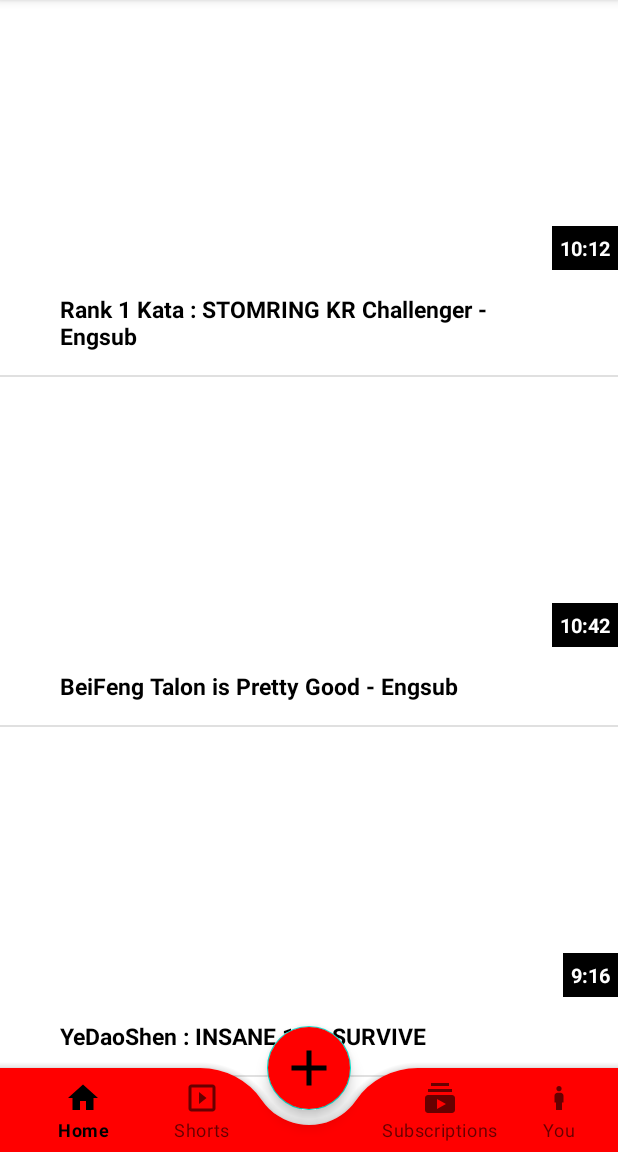
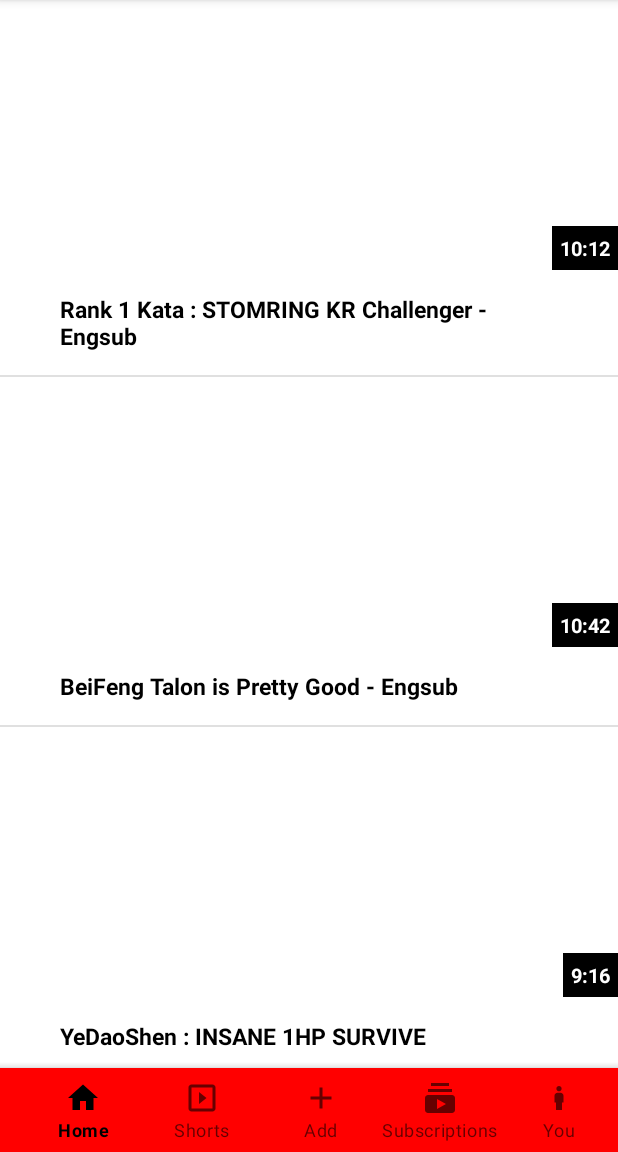
Before and after one commit to trinhcongson2003/appvideo, an Android app: the screen it shows after launch (MainActivity), on a phone screen of 412 x 824 dp, the part 84-1236 px from its top. Run offline under Robolectric (Android 15) with nearby library versions, the phone set to English and light mode, and no system bars.

Commit message:
thay đổi phần dấu +

```diff
--- a/app/src/main/java/com/example/myapplication/MainActivity.java
+++ b/app/src/main/java/com/example/myapplication/MainActivity.java
@@ -29,7 +29,6 @@ public class MainActivity extends AppCompatActivity implements NavigationView.On
     BottomNavigationView btngview;
     FragmentManager frgmanager;
     Toolbar toolbar;
-    FloatingActionButton fab;
     public static String videoPath = "android.resource://com.example.myapplication/";
     public static ArrayList<Integer> listVideoPlay;
     public static Database database;
@@ -42,10 +41,7 @@ public class MainActivity extends AppCompatActivity implements NavigationView.On
         setContentView(R.layout.activity_main);
 
         database = new Database(getApplicationContext(), "VideoPlayer.sql", null, 1);
-
-
         listVideoPlay=new ArrayList<Integer>();
-        fab = findViewById(R.id.fab);
         toolbar = findViewById(R.id.toolbar);
         setSupportActionBar(toolbar);
         drlayout = findViewById(R.id.layoutdr);
@@ -75,12 +71,6 @@ public class MainActivity extends AppCompatActivity implements NavigationView.On
         frgmanager = getSupportFragmentManager();
         openFragment(new HomeFragment());
 
-        fab.setOnClickListener(new View.OnClickListener() {
-            @Override
-            public void onClick(View view) {
-                Toast.makeText(MainActivity.this,"Thêm Video",Toast.LENGTH_SHORT).show();
-            }
-        });
     }
     @Override
     public boolean onNavigationItemSelected(@NonNull MenuItem item) {
--- a/app/src/main/java/com/example/myapplication/Shortsmain.java
+++ /dev/null
@@ -1,14 +0,0 @@
-package com.example.myapplication;
-
-import androidx.appcompat.app.AppCompatActivity;
-
-import android.os.Bundle;
-
-public class Shortsmain extends AppCompatActivity {
-
-    @Override
-    protected void onCreate(Bundle savedInstanceState) {
-        super.onCreate(savedInstanceState);
-        setContentView(R.layout.shorts_main);
-    }
-}
--- a/app/src/main/res/layout/activity_main.xml
+++ b/app/src/main/res/layout/activity_main.xml
@@ -49,15 +49,7 @@
                     android:background="@android:color/transparent"/>
             </com.google.android.material.bottomappbar.BottomAppBar>
 
-            <com.google.android.material.floatingactionbutton.FloatingActionButton
-                android:layout_width="wrap_content"
-                android:layout_height="wrap_content"
-                android:backgroundTint="@color/red"
-                android:src="@drawable/baseline_add_24"
-                android:id="@+id/fab"
-                app:layout_anchor="@id/btappar"
-                app:maxImageSize="40dp"
-                android:tint="@color/black"/>
+
         </androidx.coordinatorlayout.widget.CoordinatorLayout>
     </RelativeLayout>
 
--- a/app/src/main/res/menu/menu_btnavigation.xml
+++ b/app/src/main/res/menu/menu_btnavigation.xml
@@ -11,8 +11,9 @@
         android:icon="@drawable/baseline_slideshow_24"/>
 
     <item
-        android:title=""
-        android:enabled="true"/>
+        android:id="@+id/nutthem"
+        android:title="Add"
+        android:icon="@drawable/baseline_add_24"/>
 
     <item
         android:id="@+id/nutsubrices"
```
